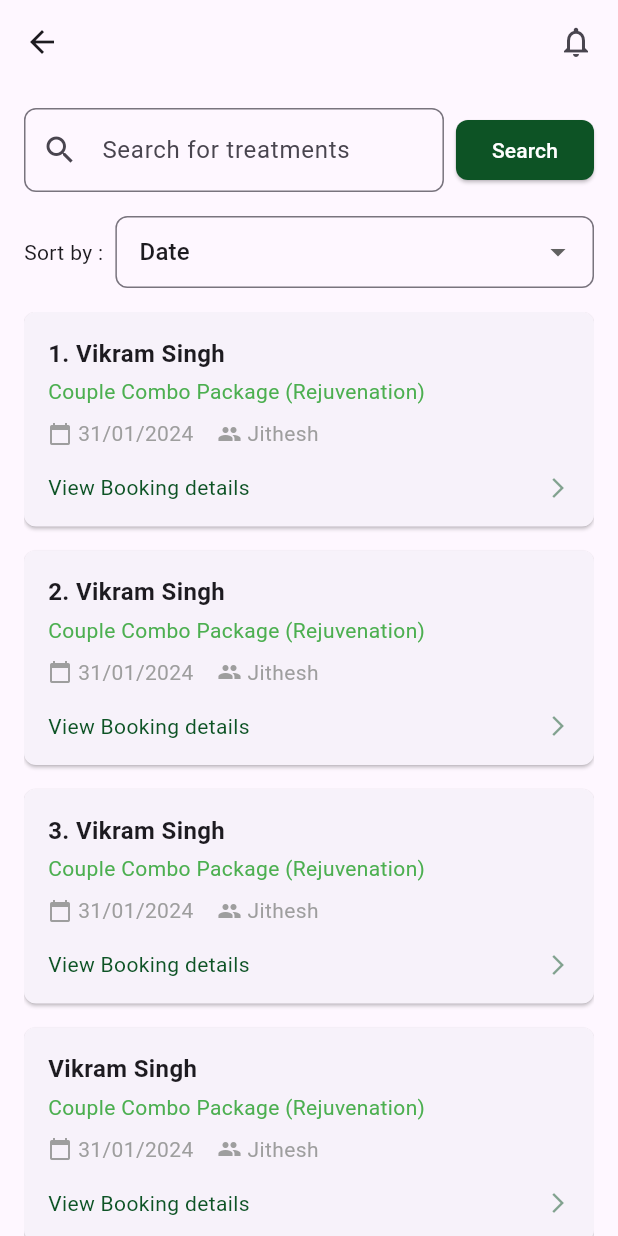
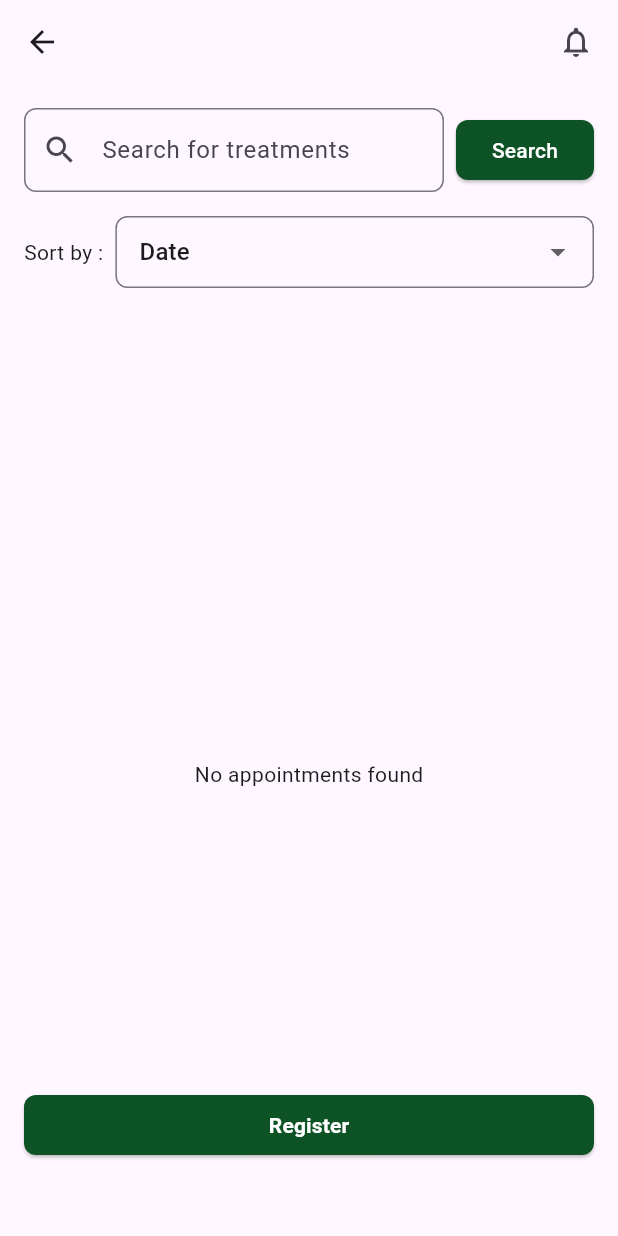
Before and after one commit to shyam-lal/noviindus-machine-test, a Flutter app: the AppointmentListScreen screen opened by its route, on a phone screen of 412 x 824 dp. Run offline on Flutter 3.47's test engine with Material 3 defaults, Android fonts, the phone set to English and light mode, and no system bars; our stand-ins replace flutter_svg, shared_preferences; accounts and stored records are empty.

Commit message:
feat(appointments): create logic to fetch and populate patients list in a mvvm architecture.

```diff
--- a/lib/config/constants/url_constants.dart
+++ b/lib/config/constants/url_constants.dart
@@ -4,4 +4,5 @@ class BaseUrl {
 
 class EndPoint {
   static String login = '/Login';
+  static String patientList = '/PatientList';
 }
--- a/lib/presentation/appointments/screens/appointment_list_screen.dart
+++ b/lib/presentation/appointments/screens/appointment_list_screen.dart
@@ -1,10 +1,14 @@
 import 'package:flutter/material.dart';
+import 'package:novindus_machine_test/presentation/appointments/model/appointment_list_model.dart';
+import 'package:novindus_machine_test/presentation/appointments/viewmodel/appointment_viewmodel.dart';
+import 'package:provider/provider.dart';
 
 class AppointmentListScreen extends StatelessWidget {
   const AppointmentListScreen({super.key});
 
   @override
   Widget build(BuildContext context) {
+    final viewModel = context.watch<AppointmentViewModel>();
     return Scaffold(
       appBar: AppBar(
         leading: IconButton(
@@ -20,7 +24,10 @@ class AppointmentListScreen extends StatelessWidget {
       ),
       body: Padding(
         padding: const EdgeInsets.symmetric(horizontal: 16.0),
-        child: Column(
+        child: Stack(
+          children: [
+            // Body
+            Column(
               children: [
                 const SizedBox(height: 16),
                 Row(
@@ -63,14 +70,19 @@ class AppointmentListScreen extends StatelessWidget {
                           border: OutlineInputBorder(
                             borderRadius: BorderRadius.circular(8),
                           ),
-                      contentPadding: const EdgeInsets.symmetric(horizontal: 12),
+                          contentPadding: const EdgeInsets.symmetric(
+                            horizontal: 12,
+                          ),
                         ),
                         value: 'Date',
-                    items: ['Date', 'Name', 'Price']
-                        .map((label) => DropdownMenuItem(
+                        items:
+                            ['Date', 'Name', 'Price']
+                                .map(
+                                  (label) => DropdownMenuItem(
                                     value: label,
                                     child: Text(label),
-                            ))
+                                  ),
+                                )
                                 .toList(),
                         onChanged: (value) {},
                       ),
@@ -79,14 +91,68 @@ class AppointmentListScreen extends StatelessWidget {
                 ),
                 const SizedBox(height: 16),
                 Expanded(
-              child: ListView(
-                children: const [
-                  BookingCard(index: 1),
-                  BookingCard(index: 2),
-                  BookingCard(index: 3),
-                  BookingCard(),
-                  BookingCard(),
+                  child: RefreshIndicator(
+                    onRefresh: () => viewModel.fetchAppointments(),
+                    child: Builder(
+                      builder: (context) {
+                        if (viewModel.loading) {
+                          return const Center(
+                            child: CircularProgressIndicator(),
+                          );
+                        }
+
+                        if (viewModel.error != null) {
+                          return Center(
+                            child: Text("Error: ${viewModel.error}"),
+                          );
+                        }
+
+                        final patients = viewModel.appointments?.patients;
+                        if (patients == null || patients.isEmpty) {
+                          return const Center(
+                            child: Text("No appointments found"),
+                          );
+                        }
+
+                        return ListView.builder(
+                          // padding: const EdgeInsets.all(16),
+                          itemCount: patients.length,
+                          itemBuilder: (context, index) {
+                            final patient = patients[index];
+                            return BookingCard(
+                              patient: patient,
+                              index: index + 1,
+                            );
+                          },
+                        );
+                      },
+                    ),
+                  ),
+                ),
               ],
+            ),
+
+            // Register button
+            Positioned(
+              left: 0,
+              right: 0,
+              bottom: 50,
+              child: ElevatedButton(
+                onPressed: () async {},
+                style: ElevatedButton.styleFrom(
+                  backgroundColor: const Color(0xFF0D5325),
+                  shape: RoundedRectangleBorder(
+                    borderRadius: BorderRadius.circular(8),
+                  ),
+                ),
+                child: const Text(
+                  'Register',
+                  style: TextStyle(
+                    color: Colors.white,
+                    fontSize: 14,
+                    fontWeight: FontWeight.bold,
+                  ),
+                ),
               ),
             ),
           ],
@@ -97,17 +163,15 @@ class AppointmentListScreen extends StatelessWidget {
 }
 
 class BookingCard extends StatelessWidget {
-  final int? index;
+  final Patient patient;
+  final int index;
 
-  const BookingCard({super.key, this.index});
-
+  const BookingCard({super.key, required this.patient, required this.index});
   @override
   Widget build(BuildContext context) {
     return Card(
       margin: const EdgeInsets.only(bottom: 16),
-      shape: RoundedRectangleBorder(
-        borderRadius: BorderRadius.circular(8),
-      ),
+      shape: RoundedRectangleBorder(borderRadius: BorderRadius.circular(8)),
       child: Padding(
         padding: const EdgeInsets.all(16.0),
         child: Column(
@@ -115,20 +179,15 @@ class BookingCard extends StatelessWidget {
           children: [
             Row(
               children: [
-                if (index != null)
                 Text(
-                    '$index. ',
-                    style: const TextStyle(fontWeight: FontWeight.bold, fontSize: 16),
-                  ),
-                const Text(
-                  'Vikram Singh',
+                  "$index. ${patient.name}",
                   style: TextStyle(fontWeight: FontWeight.bold, fontSize: 16),
                 ),
               ],
             ),
             const SizedBox(height: 4),
-            const Text(
-              'Couple Combo Package (Rejuvenation)',
+            Text(
+              "${patient.patientdetailsSet?.first.treatmentName}",
               style: TextStyle(color: Colors.green),
             ),
             const SizedBox(height: 8),
@@ -136,7 +195,10 @@ class BookingCard extends StatelessWidget {
               children: [
                 const Icon(Icons.calendar_today, size: 16, color: Colors.grey),
                 const SizedBox(width: 4),
-                const Text('31/01/2024', style: TextStyle(color: Colors.grey)),
+                Text(
+                  '${patient.dateNdTime}',
+                  style: TextStyle(color: Colors.grey),
+                ),
                 const SizedBox(width: 16),
                 const Icon(Icons.people, size: 16, color: Colors.grey),
                 const SizedBox(width: 4),
--- /dev/null
+++ b/lib/presentation/appointments/viewmodel/appointment_viewmodel.dart
@@ -0,0 +1,31 @@
+import 'package:flutter/material.dart';
+import 'package:novindus_machine_test/presentation/appointments/model/appointment_list_model.dart';
+import 'package:novindus_machine_test/presentation/appointments/repository/appointment_repository.dart';
+
+class AppointmentViewModel extends ChangeNotifier {
+  final AppointmentRepository _repository = AppointmentRepository();
+
+  AppointmentListModel? _appointments;
+  AppointmentListModel? get appointments => _appointments;
+
+  bool _loading = false;
+  bool get loading => _loading;
+
+  String? _error;
+  String? get error => _error;
+
+  Future<void> fetchAppointments() async {
+    _loading = true;
+    _error = null;
+    notifyListeners();
+
+    try {
+      _appointments = await _repository.fetchAppointments();
+    } catch (e) {
+      _error = e.toString();
+    }
+
+    _loading = false;
+    notifyListeners();
+  }
+}
```
Also changed, not shown: lib/main.dart (+10 -1 lines), lib/presentation/appointments/model/appointment_list_model.dart (added, +209 -0 lines), lib/presentation/appointments/repository/appointment_repository.dart (added, +23 -0 lines). Lines whose indentation alone changed are shown as unchanged.
